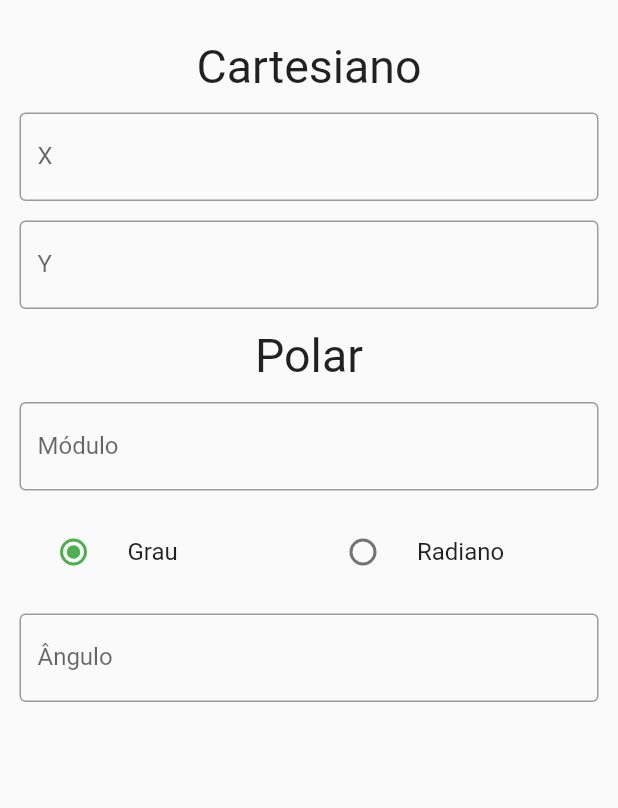
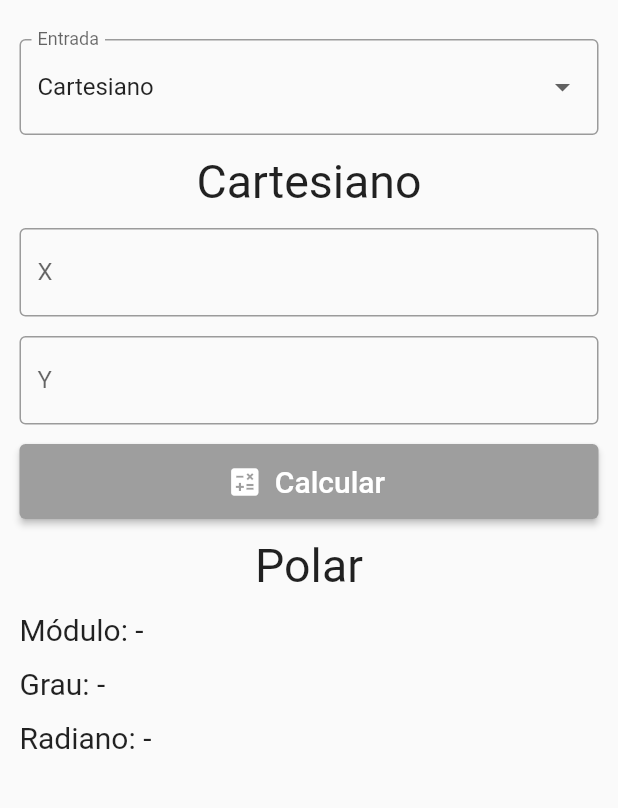
Before and after one commit to ArthurCoAnd/ArTools, a Flutter app: the CAR2POL screen opened directly, on a phone screen of 412 x 824 dp, the part 300-1108 px from its top. Run offline on Flutter 3.47's test engine with Material 3 defaults, Android fonts, the phone set to English and light mode, and no system bars.

Commit message:
🛠️ Artools

```diff
--- a/lib/main.dart
+++ b/lib/main.dart
@@ -110,7 +110,7 @@ class MENUState extends State<MENU>{
                     mainAxisAlignment: MainAxisAlignment.center,
                     children: [
                       Image.asset('assets/images/${entradas[i]['img']}', height: 131, width: 131),
-                      Text('${entradas[i]['Título']}', style: const TextStyle(fontSize: 50, fontWeight: FontWeight.bold), textAlign: TextAlign.center),
+                      Text('${entradas[i]['Título']}', style: const TextStyle(fontSize: 31, fontWeight: FontWeight.bold), textAlign: TextAlign.center),
                       Text('${entradas[i]['subTítulo']}', style: const TextStyle(fontSize: 13, fontWeight: FontWeight.bold), textAlign: TextAlign.center),
                     ]
                   ),
--- a/lib/pages/car2pol.dart
+++ b/lib/pages/car2pol.dart
@@ -1,7 +1,5 @@
+import 'dart:math';
 import 'package:flutter/material.dart';
-
-import 'package:artools/services/car2pol.dart';
-
 import 'package:artools/widgets/entradas.dart';
 
 class CAR2POL extends StatefulWidget{
@@ -12,11 +10,24 @@ class CAR2POL extends StatefulWidget{
 }
 
 class CAR2POLState extends State<CAR2POL>{
+  final formKey = GlobalKey<FormState>();
+
+  final ValueNotifier<String> tipoEnt = ValueNotifier('Cartesiano');
+  final List<String> tipoEntOpt = ['Cartesiano', 'Polar'];
+
   final TextEditingController x = TextEditingController();
   final TextEditingController y = TextEditingController();
   final TextEditingController mod = TextEditingController();
   final TextEditingController ang = TextEditingController();
   final ValueNotifier<String> tipoAng = ValueNotifier('Grau');
+
+  String rX = '-';
+  String rY = '-';
+  String rM = '-';
+  String rG = '-';
+  String rR = '-';
+
+  bool calculado = false;
 
   @override
   Widget build(BuildContext context){
@@ -29,46 +40,42 @@ class CAR2POLState extends State<CAR2POL>{
             mainAxisAlignment: MainAxisAlignment.center,
             crossAxisAlignment: CrossAxisAlignment.center,
             children: [
-              Padding(
-                padding: const EdgeInsets.fromLTRB(13, 13, 13, 13),
-                child: Image.asset('assets/images/logos/Polar.png', height: 131, width: 131),
-              ),
+              simpleP(f: true, child: Image.asset('assets/images/logos/Polar.png', height: 131, width: 131)),
               SizedBox(
                 width: 777,
-                child: ListView(
+                child: Form(key: formKey, child: ListView(
+                  physics: const ScrollPhysics(),
                   shrinkWrap: true,
                   children: [
-                    const Padding(
-                      padding: EdgeInsets.fromLTRB(13, 13, 13, 0),
-                      child: Text('Cartesiano', textAlign: TextAlign.center, style: TextStyle(fontSize: 31)),
-                    ),
-                    Padding(
-                      padding: const EdgeInsets.fromLTRB(13, 13, 13, 0),
-                      child: completeTFF(x, 'X', altCar),
-                    ),
-                    Padding(
-                      padding: const EdgeInsets.fromLTRB(13, 13, 13, 0),
-                      child: completeTFF(y, 'Y', altCar),
-                    ),
-                    const Padding(
-                      padding: EdgeInsets.fromLTRB(13, 13, 13, 0),
-                      child: Text('Polar', textAlign: TextAlign.center, style: TextStyle(fontSize: 31)),
-                    ),
-                    Padding(
-                      padding: const EdgeInsets.fromLTRB(13, 13, 13, 0),
-                      child: completeTFF(mod, 'Módulo', altPol),
-                    ),
-                    Padding(
-                      padding: const EdgeInsets.fromLTRB(13, 13, 13, 0),
-                      child: simpleRLT(tipoAng, ['Grau', 'Radiano'], altTipoAng),
-                    ),
-                    Padding(
-                      padding: const EdgeInsets.fromLTRB(13, 13, 13, 0),
-                      child: completeTFF(ang, 'Ângulo', altPol, sufTxt: tipoAng.value == 'Grau' ? '°' : 'rad'),
-                    ),
+                    simpleP(child: completeDD(tipoEnt, tipoEntOpt, 'Entrada', altTipoEnt)),
+                    // Entrada Cartesiana
+                    if(tipoEnt.value == 'Cartesiano') simpleP(child: const Text('Cartesiano', textAlign: TextAlign.center, style: TextStyle(fontSize: 31))),
+                    if(tipoEnt.value == 'Cartesiano') simpleP(child: simpleTFF(x, 'X')),
+                    if(tipoEnt.value == 'Cartesiano') simpleP(child: simpleTFF(y, 'Y')),
+                    // Entrada Polar
+                    if(tipoEnt.value == 'Polar') simpleP(child: const Text('Polar', textAlign: TextAlign.center, style: TextStyle(fontSize: 31))),
+                    if(tipoEnt.value == 'Polar') simpleP(child: simpleTFF(mod, 'Módulo')),
+                    if(tipoEnt.value == 'Polar') simpleP(child: simpleRLT(tipoAng, ['Grau', 'Radiano'], altTipoAng)),
+                    if(tipoEnt.value == 'Polar') simpleP(child: simpleTFF(ang, 'Ângulo', sufTxt: tipoAng.value == 'Grau' ? '°' : 'rad')),
+                    // Calcular
+                    simpleP(child: ElevatedButton.icon(
+                      onPressed: (){if(formKey.currentState!.validate()){calcular();}},
+                      style: ElevatedButton.styleFrom(minimumSize: const Size(0, 50), backgroundColor: calculado ? Colors.green : Colors.grey),
+                      icon: const Icon(Icons.calculate),
+                      label: const Text('Calcular', style: TextStyle(fontSize: 20)),
+                    )),
+                    // Saída Cartesiana
+                    if(tipoEnt.value == 'Cartesiano') simpleP(child: const Text('Polar', textAlign: TextAlign.center, style: TextStyle(fontSize: 31))),
+                    if(tipoEnt.value == 'Cartesiano') simpleP(child: SelectableText('Módulo: $rM', textAlign: TextAlign.left, style: const TextStyle(fontSize: 20))),
+                    if(tipoEnt.value == 'Cartesiano') simpleP(child: SelectableText('Grau: $rG', textAlign: TextAlign.left, style: const TextStyle(fontSize: 20))),
+                    if(tipoEnt.value == 'Cartesiano') simpleP(child: SelectableText('Radiano: $rR', textAlign: TextAlign.left, style: const TextStyle(fontSize: 20))),
+                    // Saída Polar
+                    if(tipoEnt.value == 'Polar') simpleP(child: const Text('Cartesiano', textAlign: TextAlign.center, style: TextStyle(fontSize: 31))),
+                    if(tipoEnt.value == 'Polar') simpleP(child: SelectableText('X: $rX', textAlign: TextAlign.left, style: const TextStyle(fontSize: 20))),
+                    if(tipoEnt.value == 'Polar') simpleP(child: SelectableText('Y: $rY', textAlign: TextAlign.left, style: const TextStyle(fontSize: 20))),
                   ]
                 ),
-              ),
+              )),
               const Padding(padding: EdgeInsets.fromLTRB(13, 13, 13, 0)),
             ],
           ),
@@ -77,11 +84,61 @@ class CAR2POLState extends State<CAR2POL>{
     );
   }
 
+  void altTipoEnt(){setState((){
+    x.text = ''; rX = '-'; y.text = ''; rY = '-';
+    mod.text = ''; rM = '-'; ang.text = ''; rG = '-'; rR = '-'; tipoAng.value = 'Grau';
+  });}
+
   void altTipoAng(){setState((){});}
 
-  void altCar(){
-    final Map pol = car2pol({'x': x.text, 'y': y.text});
+  void calcular(){
+    if(tipoEnt.value == 'Cartesiano'){
+      final Map pol = car2pol({'x': x.text, 'y': y.text});
+      setState((){
+        // mod.text = pol['mod'];
+        // ang.text = tipoAng.value == 'Grau' ? pol['angG'] : pol['angR'];
+        rM = pol['mod'];
+        rG = '${pol['angG']}°';
+        rR = '${pol['angR']} rad';
+      });
+    } else if(tipoEnt.value == 'Polar'){
+      final Map car = pol2car({'mod': mod.text, 'ang': ang.text, 'tipoAng': tipoAng.value});
+      setState(() {
+        // x.text = car['x'];
+        // y.text = car['y'];
+        rX = car['x'];
+        rY = car['y'];
+      });
+    }
+    setState((){});
   }
+}
 
-  void altPol(){}
+Map car2pol(Map car){
+  Map pol = {'mod': '-', 'angG': '-', 'angR': '-'};
+  try{
+    final double x = double.parse(car['x'].replaceAll(',','.'));
+    final double y = double.parse(car['y'].replaceAll(',','.'));
+    final double mod = sqrt(x*x+y*y);
+    final double angR = atan(y/x);
+    final double angG = angR*360/(2*pi);
+    pol['mod'] = mod.toStringAsFixed(3).replaceAll('.',',');
+    pol['angG'] = angG.toStringAsFixed(3).replaceAll('.',',');
+    pol['angR'] = angR.toStringAsFixed(3).replaceAll('.',',');
+  }catch(_){}
+  return pol;
 }
+
+Map pol2car(Map pol){
+  Map car = {'x': '-', 'y': '-'};
+  try{
+    final double mod = double.parse(pol['mod'].replaceAll(',','.'));
+    double ang = double.parse(pol['ang'].replaceAll(',','.'));
+    if(pol['tipoAng'] == 'Grau'){ang = 2 * pi * ang / 360;}
+    final double x = mod * cos(ang);
+    final double y = mod * sin(ang);
+    car['x'] = x.toStringAsFixed(3).replaceAll('.',',');
+    car['y'] = y.toStringAsFixed(3).replaceAll('.',',');
+  }catch(_){}
+  return car;
+}
--- a/lib/services/car2pol.dart
+++ /dev/null
@@ -1,20 +0,0 @@
-import 'dart:math';
-
-Map car2pol(Map car){
-  print(car);
-  Map pol = {'mod': '', 'angG': '', 'angR': ''};
-  try{
-    final double x = double.parse(car['x'].replaceAll(',','.'));
-    final double y = double.parse(car['y'].replaceAll(',','.'));
-    pol['mod'] = '${sqrt(x*x+y*y)}'.replaceAll('.',',');
-    pol['angG'] = '$x'.replaceAll('.',',');
-    pol['angR'] = '$y'.replaceAll('.',',');
-  }catch(_){}
-  print(pol);
-  return pol;
-}
-
-Map pol2car(Map pol){
-  Map car = {'x': '', 'y': ''};
-  return car;
-}
--- a/lib/widgets/entradas.dart
+++ b/lib/widgets/entradas.dart
@@ -16,6 +16,13 @@
 
 // BIBLIOTECAS
 import 'package:flutter/material.dart';
+
+Widget simpleP({double p = 13, bool f = false, required Widget child}){
+  return Padding(
+    padding: EdgeInsets.fromLTRB(p, p, p, f ? p : 0),
+    child: child,
+  );
+}
 
 Widget simpleTFF(TextEditingController controle, String nome, {String tipoKB = 'text', String sufTxt = ''}){
   TextInputType tit = TextInputType.text;
@@ -36,7 +43,7 @@ Widget completeTFF(TextEditingController controle, String nome, Function func, {
   else if(tipoKB == 'obs'){tit = TextInputType.multiline;}
   return TextFormField(
     controller: controle,
-    onChanged: func(),
+    onChanged: (value){controle.text = value; func();},
     decoration: InputDecoration(border: const OutlineInputBorder(), labelText: nome, suffixText: sufTxt),
     keyboardType: tit,
     maxLines: tipoKB == 'obs' ? null : 1,
```
Also changed, not shown: pubspec.lock, 1 other file.
